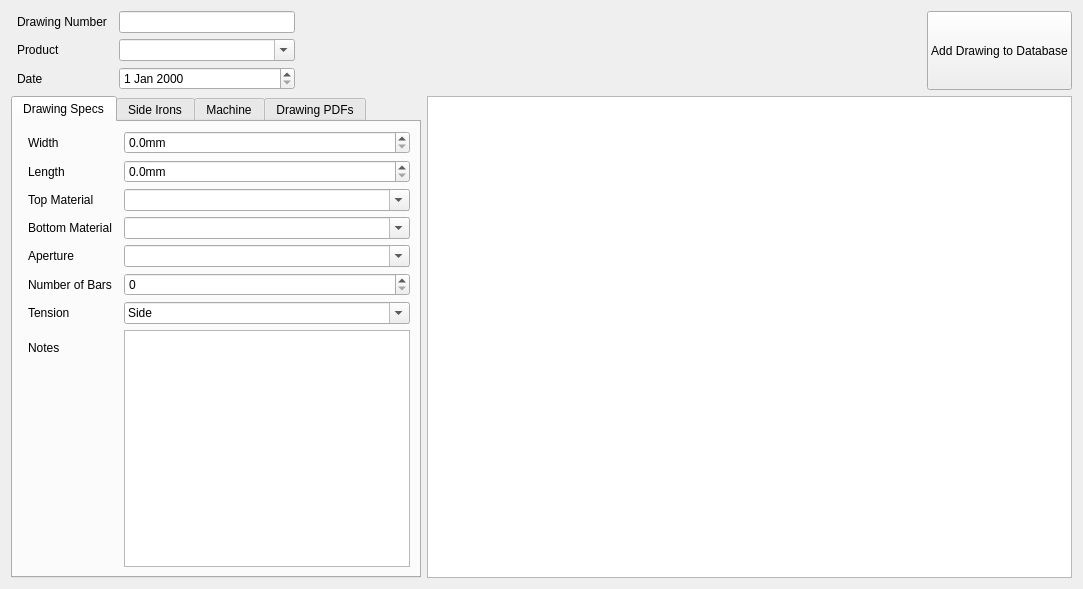
matthew-sirman/database-manager, file ui/widgets/AddDrawingPageWidget.ui: the form before one commit.
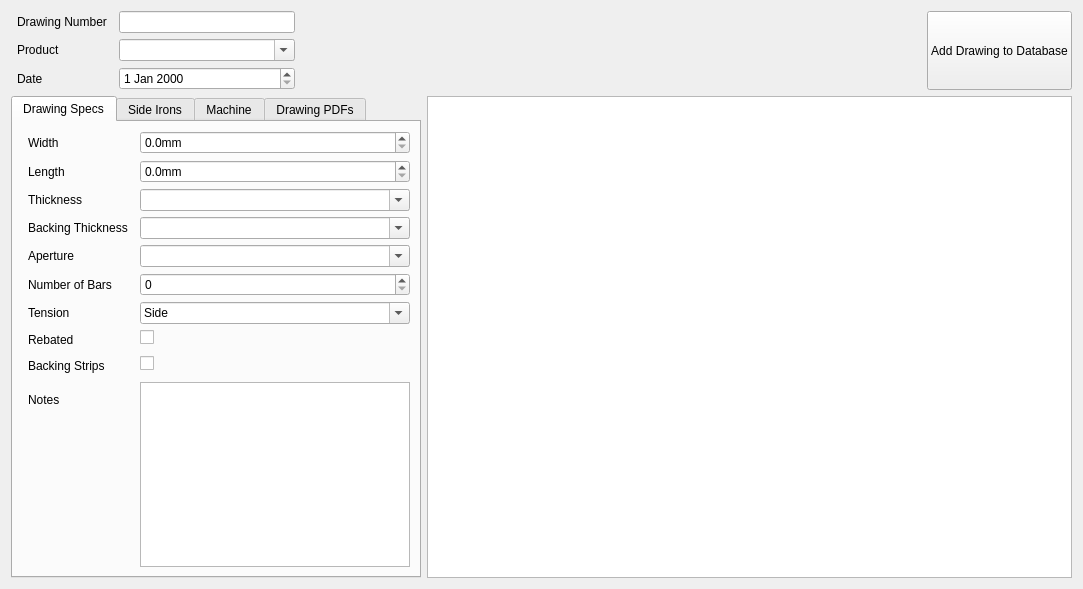
The form after the commit. Custom widgets are drawn as their Qt base class.

```diff
--- a/ui/widgets/AddDrawingPageWidget.ui
+++ b/ui/widgets/AddDrawingPageWidget.ui
@@ -272,7 +272,7 @@
 }</string>
              </property>
              <property name="text">
-              <string>Top Material</string>
+              <string>Thickness</string>
              </property>
             </widget>
            </item>
@@ -306,7 +306,7 @@
 }</string>
              </property>
              <property name="text">
-              <string>Bottom Material</string>
+              <string>Backing Thickness</string>
              </property>
             </widget>
            </item>
@@ -436,6 +436,31 @@
             </widget>
            </item>
            <item row="7" column="0">
+            <widget class="QLabel" name="rebatedLabel">
+             <property name="styleSheet">
+              <string notr="true">QLabel {
+	padding: 3px;
+}
+
+QLabel[hovering=true] {
+	padding: 3px;
+	background-color: #d9d9d9;
+	border-radius: 5px;
+}</string>
+             </property>
+             <property name="text">
+              <string>Rebated</string>
+             </property>
+            </widget>
+           </item>
+           <item row="7" column="1">
+            <widget class="QCheckBox" name="rebatedInput">
+             <property name="text">
+              <string/>
+             </property>
+            </widget>
+           </item>
+           <item row="9" column="0">
             <widget class="QLabel" name="notesLabel">
              <property name="styleSheet">
               <string notr="true">QLabel {
@@ -453,9 +478,34 @@
              </property>
             </widget>
            </item>
-           <item row="7" column="1">
+           <item row="9" column="1">
             <widget class="QTextEdit" name="notesInput"/>
            </item>
+           <item row="8" column="1">
+            <widget class="QCheckBox" name="backingStripsInput">
+             <property name="text">
+              <string/>
+             </property>
+            </widget>
+           </item>
+           <item row="8" column="0">
+            <widget class="QLabel" name="backingStripsLabel">
+             <property name="styleSheet">
+              <string notr="true">QLabel {
+	padding: 3px;
+}
+
+QLabel[hovering=true] {
+	padding: 3px;
+	background-color: #d9d9d9;
+	border-radius: 5px;
+}</string>
+             </property>
+             <property name="text">
+              <string>Backing Strips</string>
+             </property>
+            </widget>
+           </item>
           </layout>
          </item>
         </layout>
```
Left out of the diff: 48 changed lines with no effect on the pictures.
